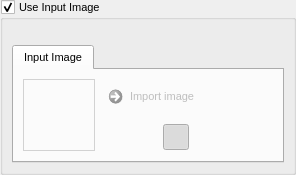
Above: src/airunner/widgets/input_image/templates/input_image.ui from Capsize-Games/airunner before the change. Below: the same form after it.
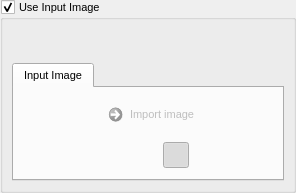
That is the form after the change. Icons and pictures are not drawn. Custom widgets are drawn as their Qt base class.

Commit message: input image and controlnet settings widget overhaul

Patch:
```diff
--- a/src/airunner/widgets/input_image/templates/input_image.ui
+++ b/src/airunner/widgets/input_image/templates/input_image.ui
@@ -7,7 +7,7 @@
     <x>0</x>
     <y>0</y>
     <width>296</width>
-    <height>175</height>
+    <height>193</height>
    </rect>
   </property>
   <property name="maximumSize">
@@ -120,19 +120,13 @@
              <item row="0" column="0">
               <layout class="QVBoxLayout" name="verticalLayout">
                <item>
-                <widget class="QLabel" name="image_thumbnail">
+                <widget class="QPushButton" name="image_thumbnail">
                  <property name="minimumSize">
                   <size>
                    <width>72</width>
                    <height>72</height>
                   </size>
                  </property>
-                 <property name="maximumSize">
-                  <size>
-                   <width>72</width>
-                   <height>72</height>
-                  </size>
-                 </property>
                  <property name="cursor">
                   <cursorShape>PointingHandCursor</cursorShape>
                  </property>
@@ -140,11 +134,20 @@
                   <string>Click to send image to canvas</string>
                  </property>
                  <property name="styleSheet">
-                  <string notr="true">border: 1px solid #d2d2d2; border-radius: 0;</string>
+                  <string notr="true">border-radius: 0;</string>
                  </property>
                  <property name="text">
                   <string/>
                  </property>
+                 <property name="iconSize">
+                  <size>
+                   <width>72</width>
+                   <height>72</height>
+                  </size>
+                 </property>
+                 <property name="flat">
+                  <bool>false</bool>
+                 </property>
                 </widget>
                </item>
               </layout>
@@ -390,14 +393,7 @@
           </widget>
          </item>
          <item row="0" column="0">
-          <widget class="QFrame" name="scale_frame">
-           <property name="frameShape">
-            <enum>QFrame::NoFrame</enum>
-           </property>
-           <property name="frameShadow">
-            <enum>QFrame::Plain</enum>
-           </property>
-          </widget>
+          <widget class="SliderWidget" name="scale_widget" native="true"/>
          </item>
         </layout>
        </widget>
@@ -407,6 +403,14 @@
    </item>
   </layout>
  </widget>
+ <customwidgets>
+  <customwidget>
+   <class>SliderWidget</class>
+   <extends>QWidget</extends>
+   <header>airunner/widgets/slider/slider_widget</header>
+   <container>1</container>
+  </customwidget>
+ </customwidgets>
  <resources>
   <include location="../../../resources.qrc"/>
  </resources>
```
Left out of the diff: 181 changed lines with no effect on the pictures. The commit also changes 17 other files.
